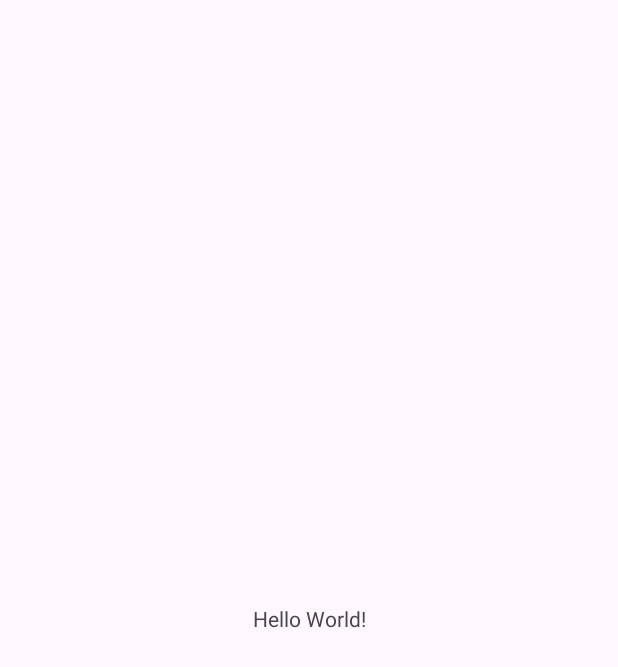
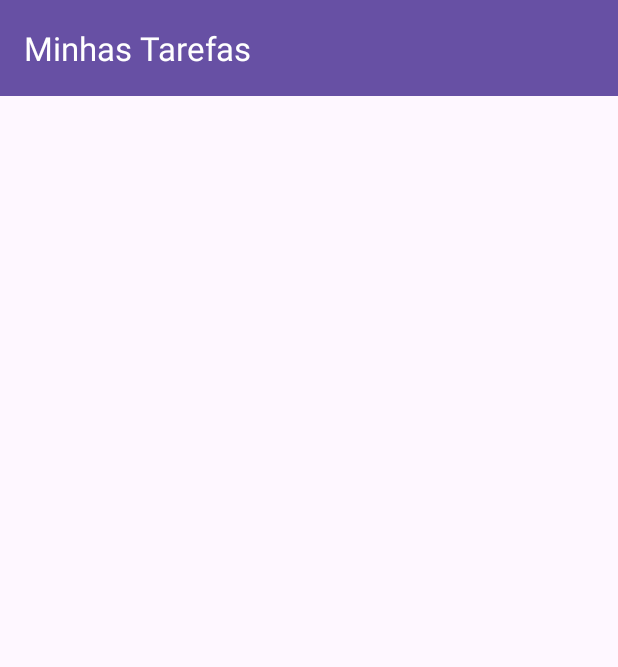
Before and after one commit to PeCandido/PersonalTasks, an Android app: the screen it shows after launch (MainActivity), on a phone screen of 412 x 824 dp. Before the commit the part shown is almost empty. Shown: the top 667 px of the screen. Run offline under Robolectric (Android 15) with nearby library versions, the phone set to English and light mode, and no system bars.

Commit message:
feat: creating toolbar in main screen

```diff
--- a/app/src/main/res/layout/activity_main.xml
+++ b/app/src/main/res/layout/activity_main.xml
@@ -7,13 +7,37 @@
     android:layout_height="match_parent"
     tools:context=".MainActivity">
 
-    <TextView
-        android:layout_width="wrap_content"
+    <View
+        android:id="@+id/main_view"
+        android:layout_width="match_parent"
+        android:layout_height="match_parent" />
+
+    <include
+        android:id="@+id/toolbar_in"
+        layout="@layout/toolbar"
+        android:layout_width="match_parent"
         android:layout_height="wrap_content"
-        android:text="Hello World!"
-        app:layout_constraintBottom_toBottomOf="parent"
-        app:layout_constraintEnd_toEndOf="parent"
         app:layout_constraintStart_toStartOf="parent"
-        app:layout_constraintTop_toTopOf="parent" />
+        app:layout_constraintTop_toTopOf="parent"
+        app:layout_constraintEnd_toEndOf="parent"/>
+
+    <LinearLayout
+        android:layout_width="match_parent"
+        android:layout_height="match_parent"
+        android:orientation="vertical">
+
+        <androidx.appcompat.widget.Toolbar
+            android:id="@+id/toolbar"
+            android:layout_width="match_parent"
+            android:layout_height="?attr/actionBarSize"
+            android:background="?attr/colorPrimary"
+            android:theme="@style/ThemeOverlay.AppCompat.Dark.ActionBar"
+            app:title="Minhas Tarefas" />
+
+
+
+    </LinearLayout>
+
+
 
 </androidx.constraintlayout.widget.ConstraintLayout>
--- /dev/null
+++ b/app/src/main/res/layout/toolbar.xml
@@ -0,0 +1,12 @@
+<?xml version="1.0" encoding="utf-8"?>
+<androidx.constraintlayout.widget.ConstraintLayout xmlns:android="http://schemas.android.com/apk/res/android"
+    android:layout_width="match_parent"
+    android:layout_height="?attr/actionBarSize"
+    android:id="@+id/toolbar"
+    xmlns:app="http://schemas.android.com/apk/res-auto"
+    android:background="@color/design_default_color_primary"
+    app:title="@string/app_name"
+    app:titleTextColor="@color/design_default_color_on_primary"
+    app:subtitleTextColor="@color/design_default_color_on_primary">
+
+</androidx.constraintlayout.widget.ConstraintLayout>
```
